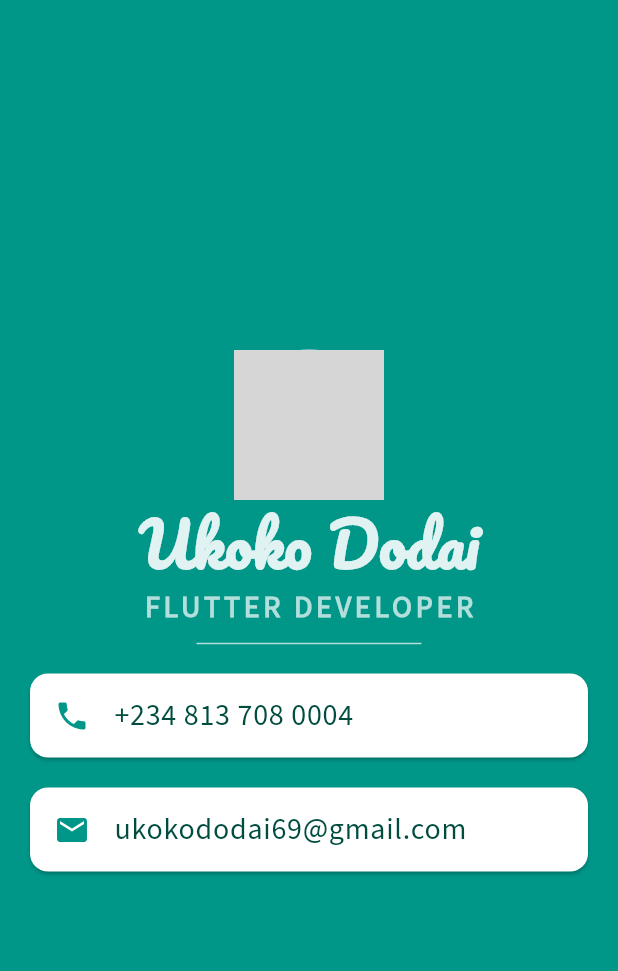
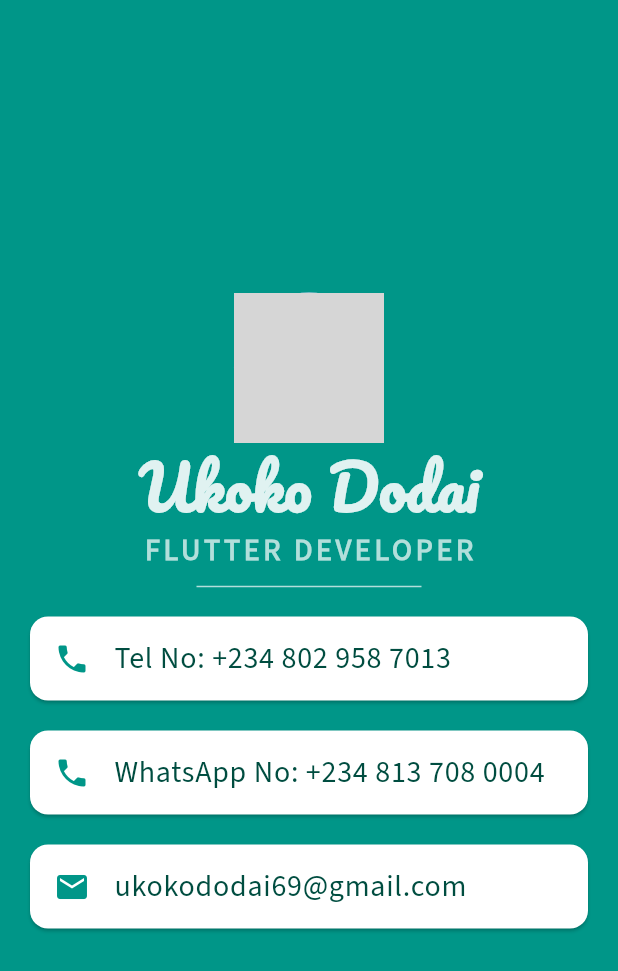
Before and after one commit to Dodai-Me/Details, a Flutter app: the screen it shows after launch, on a phone screen of 412 x 824 dp. Shown: the top 971 px of the screen. Run offline on Flutter 3.47's test engine with Material 3 defaults, Android fonts, the phone set to English and light mode, and no system bars; grey boxes are pictures that could not be loaded.

Commit message:
Minor change

```diff
--- a/lib/main.dart
+++ b/lib/main.dart
@@ -50,6 +50,24 @@ class MyApp extends StatelessWidget {
               ),
               Card(
                 color: Colors.white,
+                margin: const EdgeInsets.symmetric(vertical: 10.0, horizontal: 20.0),
+                child: ListTile(
+                  leading: const Icon(
+                    Icons.phone,
+                    color: Colors.teal,
+                  ),
+                  title: Text(
+                    'Tel No: +234 802 958 7013',
+                    style: TextStyle(
+                      fontFamily: 'SourceSans3',
+                      fontSize: 20.0,
+                      color: Colors.teal[900]
+                    ),
+                  ),
+                ),
+              ),
+              Card(
+                color: Colors.white,
                 margin: const EdgeInsets.symmetric(vertical: 10.0, horizontal: 20.0 ),
                 child: ListTile(
                   leading: const Icon(
@@ -57,12 +75,13 @@ class MyApp extends StatelessWidget {
                     color: Colors.teal,
                   ),
                   title: Text(
-                      '+234 813 708 0004',
+                      'WhatsApp No: +234 813 708 0004',
                       style: TextStyle(
                           fontFamily: 'SourceSans3',
                           fontSize: 20.0,
                           color: Colors.teal.shade900
-                      )
+                    ),
+                    overflow: TextOverflow.fade,
                   ),
                 ),
               ),
```
